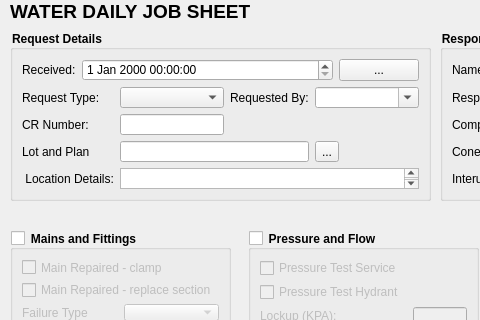
Old version of the form src/entry_forms/formWaterJobs/form.ui in the repository NathanW2/qmap; both pictures show x 0 to 480 and y 0 to 320 of the 1023 by 768 pixel window.
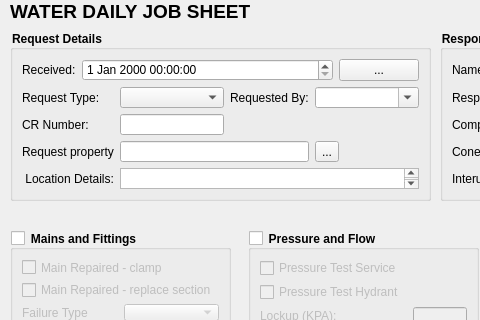
New version of the form.

Commit message: Add sewer project and form

```diff
--- a/src/entry_forms/formWaterJobs/form.ui
+++ b/src/entry_forms/formWaterJobs/form.ui
@@ -1200,7 +1200,7 @@
     <item row="3" column="0">
      <widget class="QLabel" name="label">
       <property name="text">
-       <string>Lot and Plan</string>
+       <string>Request property</string>
       </property>
      </widget>
     </item>
```
Left out of the diff: 16 changed lines with no effect on the pictures. The commit also changes 7 other files.
